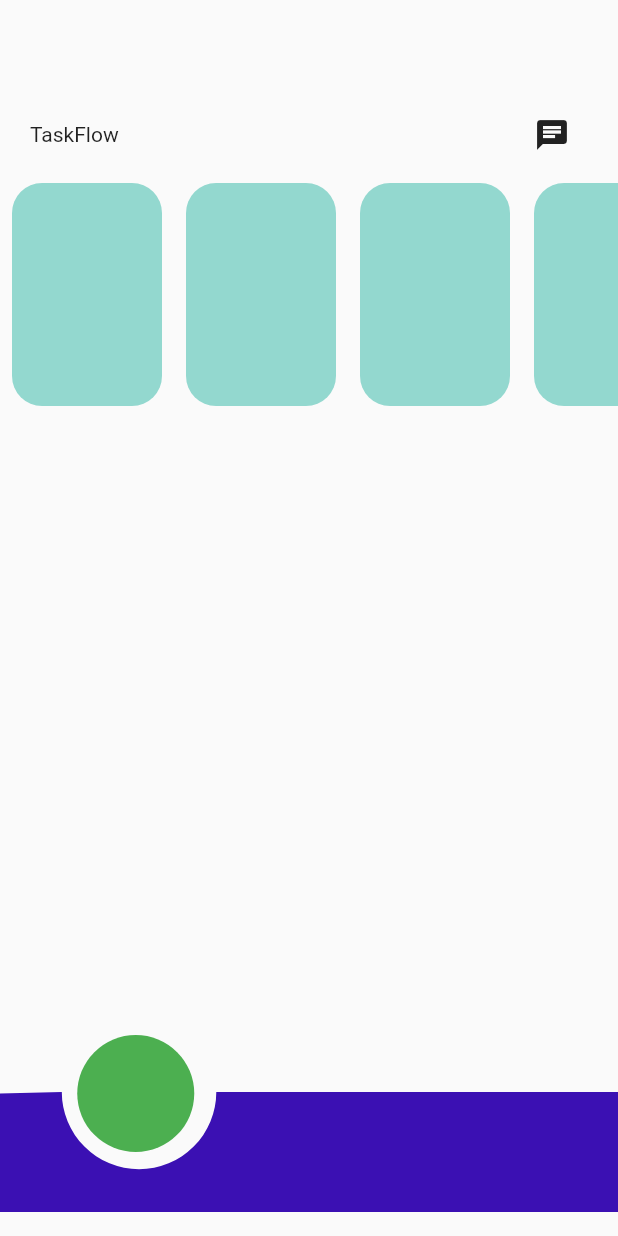
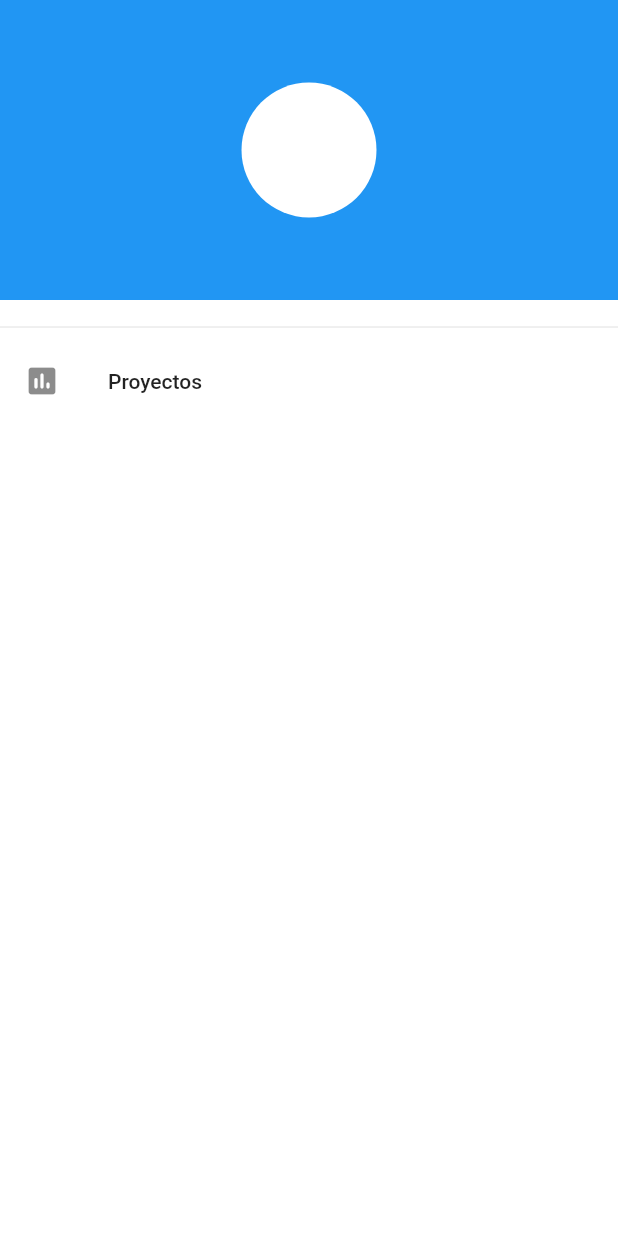
Before and after one commit to eliasbest07/creciendo-con-flutter, a Flutter app: the screen it shows after launch, with the side drawer open (before the commit the screen has no drawer), on a phone screen of 412 x 824 dp. Run offline on Flutter 3.47's test engine with Material 2 defaults, Android fonts, the phone set to English and light mode, and no system bars; our stand-ins replace animate_do, firebase_auth, firebase_core, firebase_database, flutter_riverpod, google_sign_in; accounts and stored records are empty.

Commit message:
pantalla de list project

```diff
--- a/lib/presentation/screens/homescreen.dart
+++ b/lib/presentation/screens/homescreen.dart
@@ -1,4 +1,5 @@
 import 'package:creciendo_con_flutter/presentation/drawables/nav_bar.dart';
+import 'package:creciendo_con_flutter/presentation/widgets/drawer_custom.dart';
 import 'package:flutter/material.dart';
 
 class HomeScreen extends StatelessWidget {
@@ -10,6 +11,7 @@ class HomeScreen extends StatelessWidget {
     final width = MediaQuery.of(context).size.width;
     return Scaffold(
       resizeToAvoidBottomInset: false,
+      drawer: DrawerCustom (size: Size(height,width),),
       body: Column(
         children: [
           SizedBox(
--- /dev/null
+++ b/lib/presentation/widgets/drawer_custom.dart
@@ -0,0 +1,32 @@
+import 'package:flutter/material.dart';
+
+class DrawerCustom extends StatelessWidget {
+  const DrawerCustom({
+    Key? key, required this.size,
+  }) : super(key: key);
+final Size size;
+  @override
+  Widget build(BuildContext context) {
+    return Container(height: double.infinity,width: size.width*0.7, color: Colors.white,
+    child: Column(children:const [
+      Header(),
+      SizedBox(height: 10),
+      Divider(),
+     ListTile(leading: Icon(Icons.poll_rounded),title: Text('Proyectos'),)
+    ]),);
+  }
+}
+
+class Header extends StatelessWidget {
+  const Header({
+    Key? key,
+  }) : super(key: key);
+
+  @override
+  Widget build(BuildContext context) {
+    return Container(height: 200,width: double.infinity,
+    color: Colors.blue,
+
+    child: Center(child: Container(height: 90,width: 90,decoration: BoxDecoration(color: Colors.white,shape:BoxShape.circle ),)),);
+  }
+}
--- a/lib/providers/riverpod_provider.dart
+++ b/lib/providers/riverpod_provider.dart
@@ -1,5 +1,4 @@
 import 'package:creciendo_con_flutter/presentation/controllers/animation_controller.dart';
-import 'package:flutter/widgets.dart';
 import 'package:flutter_riverpod/flutter_riverpod.dart';
 
 import '../presentation/controllers/login_controller.dart';
```
Also changed, not shown: lib/domain/entities/proyecto_entity.dart (+3 -4 lines), lib/presentation/controllers/proyecto_controller.dart (+28 -4 lines), lib/presentation/dialog/new_project_dialog.dart (added, +45 -0 lines), lib/presentation/screens/list_project_screen.dart (added, +117 -0 lines).
